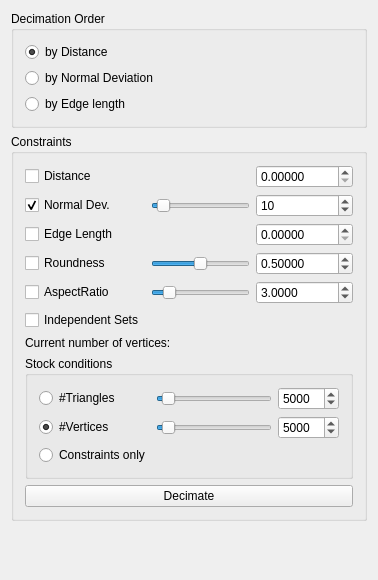
This is Plugin-Decimater/decimaterToolbar.ui in ShenRen/OpenFlipper as Qt 5 draws it before an edit. The edited form follows.
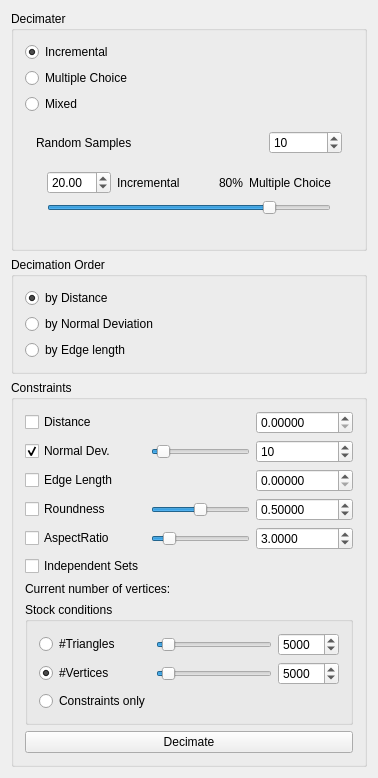
This is the edited form.

Commit message:
add mixed and multiple choice decimater
refs #999

Patch:
```diff
--- a/Plugin-Decimater/decimaterToolbar.ui
+++ b/Plugin-Decimater/decimaterToolbar.ui
@@ -7,13 +7,161 @@
     <x>0</x>
     <y>0</y>
     <width>378</width>
-    <height>580</height>
+    <height>738</height>
    </rect>
   </property>
   <property name="windowTitle">
    <string>Form</string>
   </property>
   <layout class="QVBoxLayout" name="verticalLayout">
+   <item>
+    <widget class="QGroupBox" name="groupBox_4">
+     <property name="title">
+      <string>Decimater</string>
+     </property>
+     <layout class="QVBoxLayout" name="verticalLayout_5">
+      <item>
+       <widget class="QRadioButton" name="rbUseDecimater">
+        <property name="toolTip">
+         <string>More accurate but slower</string>
+        </property>
+        <property name="text">
+         <string>Incremental</string>
+        </property>
+        <property name="checked">
+         <bool>true</bool>
+        </property>
+       </widget>
+      </item>
+      <item>
+       <widget class="QRadioButton" name="rbUseMC">
+        <property name="toolTip">
+         <string>Less accurate but faster</string>
+        </property>
+        <property name="text">
+         <string>Multiple Choice</string>
+        </property>
+       </widget>
+      </item>
+      <item>
+       <widget class="QRadioButton" name="rbUseMixed">
+        <property name="toolTip">
+         <string>Uses Multiple Choise Decimater and Incremental Decimater to get good and fast results.</string>
+        </property>
+        <property name="text">
+         <string>Mixed</string>
+        </property>
+       </widget>
+      </item>
+      <item>
+       <widget class="QWidget" name="decTypeOps" native="true">
+        <property name="enabled">
+         <bool>true</bool>
+        </property>
+        <layout class="QGridLayout" name="gridLayout_3">
+         <item row="0" column="0" colspan="2">
+          <widget class="QLabel" name="mcSamplesLabel">
+           <property name="enabled">
+            <bool>true</bool>
+           </property>
+           <property name="text">
+            <string>Random Samples</string>
+           </property>
+          </widget>
+         </item>
+         <item row="0" column="3">
+          <widget class="QSpinBox" name="randomSamplesCounter">
+           <property name="enabled">
+            <bool>true</bool>
+           </property>
+           <property name="minimum">
+            <number>1</number>
+           </property>
+           <property name="maximum">
+            <number>50</number>
+           </property>
+           <property name="value">
+            <number>10</number>
+           </property>
+          </widget>
+         </item>
+         <item row="1" column="0" colspan="4">
+          <widget class="QWidget" name="widget" native="true">
+           <layout class="QGridLayout" name="gridLayout_4">
+            <item row="0" column="3">
+             <widget class="QLabel" name="mixedFactorLabel">
+              <property name="enabled">
+               <bool>true</bool>
+              </property>
+              <property name="text">
+               <string>80%</string>
+              </property>
+              <property name="alignment">
+               <set>Qt::AlignRight|Qt::AlignTrailing|Qt::AlignVCenter</set>
+              </property>
+             </widget>
+            </item>
+            <item row="0" column="0">
+             <widget class="QDoubleSpinBox" name="mixedFactorCounter">
+              <property name="maximum">
+               <double>100.000000000000000</double>
+              </property>
+              <property name="value">
+               <double>20.000000000000000</double>
+              </property>
+             </widget>
+            </item>
+            <item row="0" column="4">
+             <widget class="QLabel" name="mixedMCSliderLabel">
+              <property name="enabled">
+               <bool>true</bool>
+              </property>
+              <property name="text">
+               <string>Multiple Choice</string>
+              </property>
+              <property name="alignment">
+               <set>Qt::AlignRight|Qt::AlignTrailing|Qt::AlignVCenter</set>
+              </property>
+             </widget>
+            </item>
+            <item row="0" column="1">
+             <widget class="QLabel" name="mixedSliderLabel">
+              <property name="enabled">
+               <bool>true</bool>
+              </property>
+              <property name="text">
+               <string>Incremental</string>
+              </property>
+             </widget>
+            </item>
+            <item row="1" column="0" colspan="5">
+             <widget class="QSlider" name="mixedFactorSlider">
+              <property name="enabled">
+               <bool>true</bool>
+              </property>
+              <property name="minimum">
+               <number>0</number>
+              </property>
+              <property name="maximum">
+               <number>100</number>
+              </property>
+              <property name="value">
+               <number>80</number>
+              </property>
+              <property name="orientation">
+               <enum>Qt::Horizontal</enum>
+              </property>
+             </widget>
+            </item>
+           </layout>
+          </widget>
+         </item>
+        </layout>
+       </widget>
+      </item>
+     </layout>
+    </widget>
+   </item>
    <item>
     <widget class="QGroupBox" name="groupBox">
      <property name="title">
```
Left out of the diff: 248 changed lines with no effect on the pictures. The commit also changes 2 other files.
